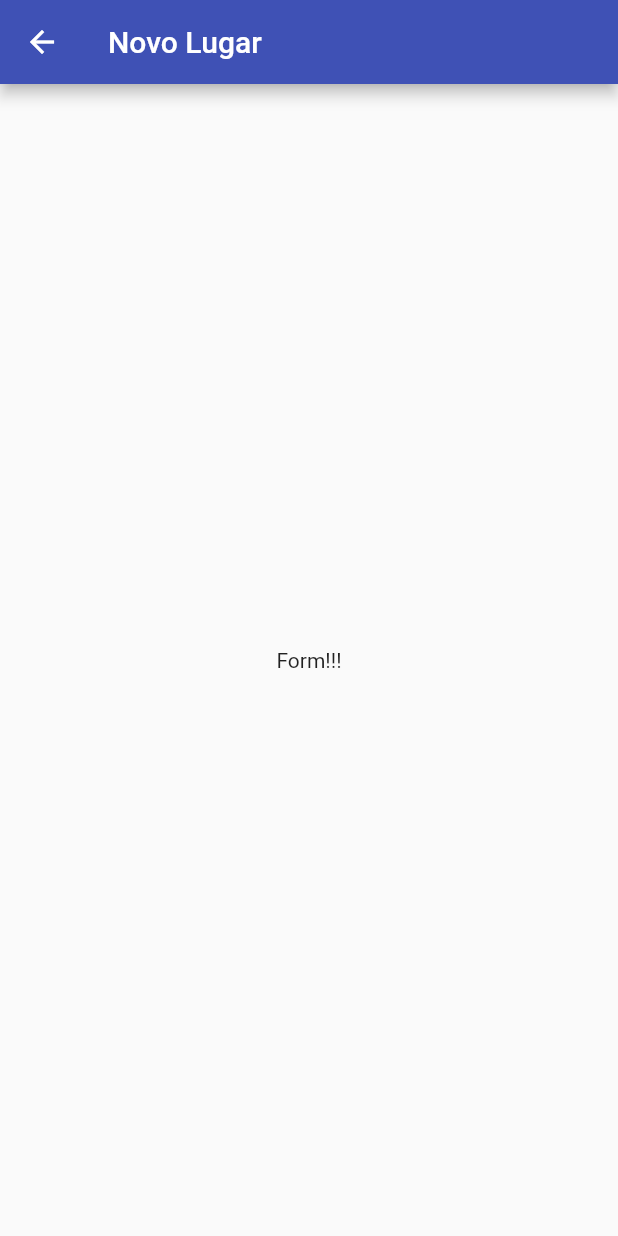
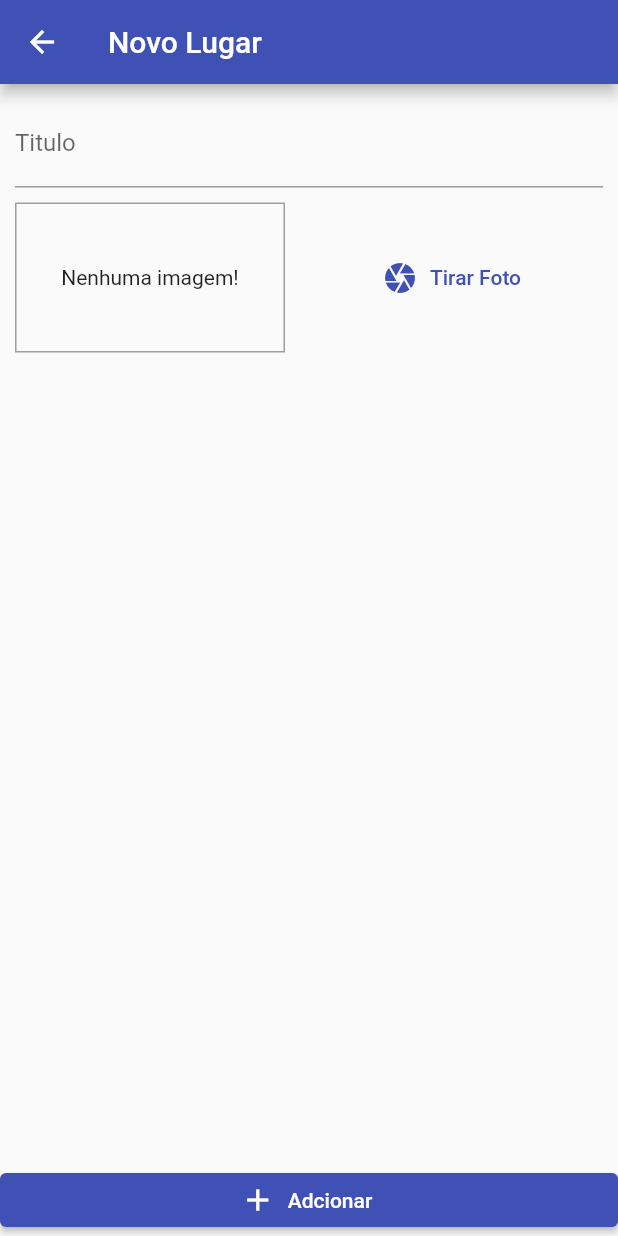
Before and after one commit to absjuniordev/great_place, a Flutter app: the PlaceFormScreen screen opened by its route, on a phone screen of 412 x 824 dp. Run offline on Flutter 3.47's test engine with Material 2 defaults, Android fonts, the phone set to English and light mode, and no system bars.

Commit message:
Formulário Novo Lugar

```diff
--- a/lib/screens/place_form_screen.dart
+++ b/lib/screens/place_form_screen.dart
@@ -1,4 +1,5 @@
 import 'package:flutter/material.dart';
+import 'package:great_places/widgers/image_input.dart';
 
 class PlaceFormScreen extends StatefulWidget {
   const PlaceFormScreen({super.key});
@@ -8,14 +9,47 @@ class PlaceFormScreen extends StatefulWidget {
 }
 
 class _PlaceFormScreenState extends State<PlaceFormScreen> {
+  final _titleController = TextEditingController();
+
+  void _submitForm() {}
   @override
   Widget build(BuildContext context) {
     return Scaffold(
       appBar: AppBar(
         title: const Text('Novo Lugar'),
       ),
-      body: const Center(
-        child: Text('Form!!!'),
+      body: Column(
+        // mainAxisAlignment: MainAxisAlignment.spaceBetween,
+        crossAxisAlignment: CrossAxisAlignment.stretch,
+        children: [
+          Expanded(
+            child: SingleChildScrollView(
+              child: Padding(
+                padding: const EdgeInsets.all(10.0),
+                child: Column(
+                  // ignore: prefer_const_literals_to_create_immutables
+                  children: [
+                    TextField(
+                      controller: _titleController,
+                      decoration: const InputDecoration(
+                        labelText: 'Titulo',
+                      ),
+                    ),
+                    const SizedBox(
+                      height: 10,
+                    ),
+                    const ImageInput(),
+                  ],
+                ),
+              ),
+            ),
+          ),
+          ElevatedButton.icon(
+            onPressed: _submitForm,
+            icon: const Icon(Icons.add),
+            label: const Text('Adcionar'),
+          ),
+        ],
       ),
     );
   }
--- /dev/null
+++ b/lib/widgers/image_input.dart
@@ -0,0 +1,39 @@
+import 'package:flutter/material.dart';
+import 'package:flutter/src/widgets/container.dart';
+
+class ImageInput extends StatefulWidget {
+  const ImageInput({super.key});
+
+  @override
+  State<ImageInput> createState() => _ImageInputState();
+}
+
+class _ImageInputState extends State<ImageInput> {
+  @override
+  Widget build(BuildContext context) {
+    return Row(
+      children: [
+        Container(
+          width: 180,
+          height: 100,
+          decoration: BoxDecoration(
+            border: Border.all(
+              width: 1,
+              color: Colors.grey,
+            ),
+          ),
+          alignment: Alignment.center,
+          child: const Text('Nenhuma imagem!'),
+        ),
+        const SizedBox(width: 10),
+        Expanded(
+          child: TextButton.icon(
+            onPressed: () {},
+            icon: const Icon(Icons.camera),
+            label: const Text('Tirar Foto'),
+          ),
+        )
+      ],
+    );
+  }
+}
```
